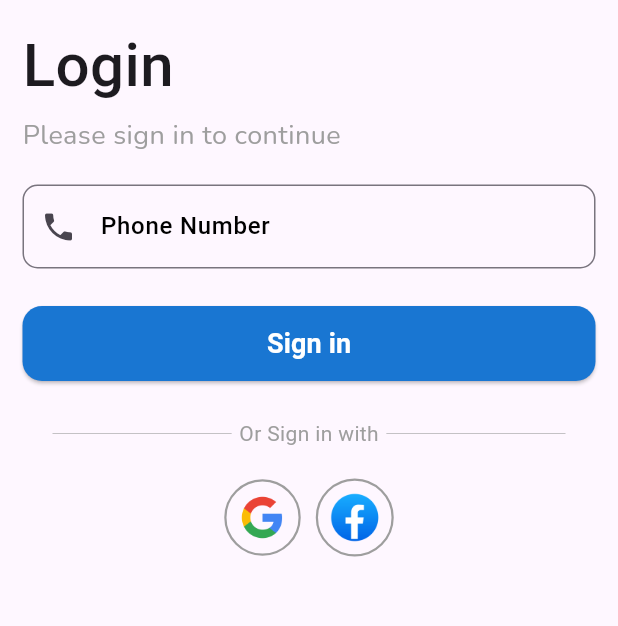
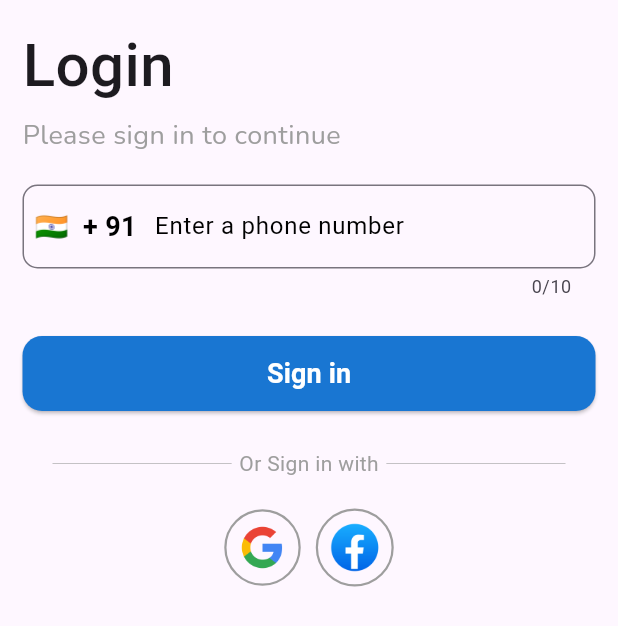
Before and after one commit to AfilAhamed/Chat_App_Firebase, a Flutter app: the screen it shows after launch, on a phone screen of 412 x 824 dp. Shown: the top 626 px of the screen. Run offline on Flutter 3.47's test engine with Material 3 defaults, Android fonts, the phone set to English and light mode, and no system bars; our stand-ins replace country_picker, firebase_auth, firebase_core, google_fonts, google_sign_in, pinput; accounts and stored records are empty; Roboto replaces fonts that are missing (Mali).

Commit message:
Auth Completed

```diff
--- /dev/null
+++ b/lib/controller/auth_controller.dart
@@ -0,0 +1,50 @@
+import 'package:chat_app/services/auth_services.dart';
+import 'package:country_picker/country_picker.dart';
+import 'package:firebase_auth/firebase_auth.dart';
+import 'package:flutter/material.dart';
+
+class AuthController extends ChangeNotifier {
+  final TextEditingController numberController = TextEditingController();
+
+  // country picker
+  Country selectedCountry = Country(
+    phoneCode: "91",
+    countryCode: "IN",
+    e164Sc: 0,
+    geographic: true,
+    level: 1,
+    name: "India",
+    example: "India",
+    displayName: "India",
+    displayNameNoCountryCode: "IN",
+    e164Key: "",
+  );
+
+  //login using phone number
+  loginWithPhone(context, phoneNumber) {
+    AuthServices().loginWithPhoneNumber(
+        context, "+${selectedCountry.phoneCode}$phoneNumber");
+    notifyListeners();
+  }
+
+  //login using google
+  Future<UserCredential?> loginWithGoogle() {
+    return AuthServices().signInWithGoogle();
+  }
+
+  // signOut from the app
+  Future<void> signOut() async {
+    await AuthServices().signOutUserAccount();
+  }
+
+  //to change country
+  changeCountry(value) {
+    selectedCountry = value;
+    notifyListeners();
+  }
+
+  // controllerValueUpdate(value) {
+  //   numberController.text = value;
+  //   notifyListeners();
+  // }
+}
--- a/lib/main.dart
+++ b/lib/main.dart
@@ -1,7 +1,9 @@
+import 'package:chat_app/controller/auth_controller.dart';
 import 'package:chat_app/firebase_options.dart';
 import 'package:chat_app/view/auth_screen/auth_state.dart';
 import 'package:firebase_core/firebase_core.dart';
 import 'package:flutter/material.dart';
+import 'package:provider/provider.dart';
 
 void main() async {
   WidgetsFlutterBinding.ensureInitialized();
@@ -14,7 +16,11 @@ class MyApp extends StatelessWidget {
 
   @override
   Widget build(BuildContext context) {
-    return MaterialApp(
+    return MultiProvider(
+      providers: [
+        ChangeNotifierProvider(create: (context) => AuthController())
+      ],
+      child: MaterialApp(
         title: 'Chat App',
         debugShowCheckedModeBanner: false,
         theme: ThemeData(
@@ -24,6 +30,7 @@ class MyApp extends StatelessWidget {
                 backgroundColor: Colors.blue,
                 iconTheme: IconThemeData(color: Colors.white, size: 28))),
         home: const AuthGateWay(),
+      ),
     );
   }
 }
--- a/lib/view/auth_screen/auth_state.dart
+++ b/lib/view/auth_screen/auth_state.dart
@@ -1,4 +1,4 @@
-import 'package:chat_app/view/auth_screen/login_screen.dart';
+import 'package:chat_app/view/login_screen/login_screen.dart';
 import 'package:chat_app/view/home_screen/home_screen.dart';
 import 'package:firebase_auth/firebase_auth.dart';
 import 'package:flutter/material.dart';
@@ -19,7 +19,7 @@ class AuthGateWay extends StatelessWidget {
             );
           }
 
-          return UserLoginScreen();
+          return const UserLoginScreen();
         });
   }
 }
--- a/lib/view/auth_screen/widgets/decorations.dart
+++ /dev/null
@@ -1,11 +0,0 @@
-import 'package:flutter/material.dart';
-
-// textformField Decoration
-InputDecoration inputDecration(text, IconData prefixIcon) {
-  return InputDecoration(
-      labelText: text,
-      labelStyle:
-          const TextStyle(fontWeight: FontWeight.w500, color: Colors.black),
-      prefixIcon: Icon(prefixIcon),
-      border: OutlineInputBorder(borderRadius: BorderRadius.circular(10.0)));
-}
--- a/lib/view/home_screen/home_screen.dart
+++ b/lib/view/home_screen/home_screen.dart
@@ -1,11 +1,13 @@
-import 'package:chat_app/services/auth_services.dart';
+import 'package:chat_app/controller/auth_controller.dart';
 import 'package:flutter/material.dart';
+import 'package:provider/provider.dart';
 
 class HomeScreen extends StatelessWidget {
   const HomeScreen({super.key});
 
   @override
   Widget build(BuildContext context) {
+    final provider = Provider.of<AuthController>(context);
     return Scaffold(
       appBar: AppBar(
         title: const Text(
@@ -22,7 +24,7 @@ class HomeScreen extends StatelessWidget {
       floatingActionButton: FloatingActionButton(
         backgroundColor: Colors.blue,
         onPressed: () {
-          AuthServices().sigOut();
+          provider.signOut();
         },
         elevation: 0,
         tooltip: 'Message',
--- a/lib/view/auth_screen/login_screen.dart
+++ b/lib/view/login_screen/login_screen.dart
@@ -1,16 +1,18 @@
-import 'package:chat_app/services/auth_services.dart';
-import 'package:chat_app/view/auth_screen/widgets/otp_screen.dart';
+import 'package:chat_app/controller/auth_controller.dart';
 import 'package:flutter/material.dart';
+import 'package:flutter/services.dart';
 import 'package:google_fonts/google_fonts.dart';
+import 'package:provider/provider.dart';
 import 'widgets/decorations.dart';
 
 class UserLoginScreen extends StatelessWidget {
-  UserLoginScreen({super.key});
-  final TextEditingController numberController = TextEditingController();
+  const UserLoginScreen({super.key});
   @override
   Widget build(BuildContext context) {
     final GlobalKey<FormState> formKey = GlobalKey<FormState>();
-
+    final provider = Provider.of<AuthController>(context);
+    // provider.numberController.selection = TextSelection.fromPosition(
+    //     TextPosition(offset: provider.numberController.length));
     return Scaffold(
       body: SafeArea(
         child: Padding(
@@ -44,19 +46,26 @@ class UserLoginScreen extends StatelessWidget {
               child: Column(
                 children: [
                   TextFormField(
-                    controller: numberController,
+                    keyboardType: TextInputType.number,
+                    maxLength: 10,
+                    controller: provider.numberController,
+                    inputFormatters: <TextInputFormatter>[
+                      FilteringTextInputFormatter.digitsOnly
+                    ],
+
                     validator: (value) {
                       if (value == null || value.isEmpty) {
                         return 'Please enter a Phone number';
+                      } else if (value.length < 10) {
+                        return 'Please enter a 10 Digit Number';
                       } else {
                         return null;
                       }
                     },
-                    autovalidateMode: AutovalidateMode.onUserInteraction,
-                    decoration: inputDecration(
-                      'Phone Number',
-                      Icons.phone,
-                    ),
+                    // autovalidateMode: AutovalidateMode.onUserInteraction,
+                    decoration: inputDecration('Enter a phone number', context,
+                        provider.numberController),
+                    // onChanged: provider.controllerValueUpdate,
                   ),
                   const SizedBox(
                     height: 25,
@@ -71,12 +80,8 @@ class UserLoginScreen extends StatelessWidget {
                               backgroundColor: Colors.blue.shade700),
                           onPressed: () {
                             if (formKey.currentState!.validate()) {
-                              Navigator.push(
-                                  context,
-                                  MaterialPageRoute(
-                                      builder: (context) => OtpScreen(
-                                            phoneNumber: numberController.text,
-                                          )));
+                              provider.loginWithPhone(
+                                  context, provider.numberController.text);
                             }
                           },
                           child: Text(
@@ -126,7 +131,7 @@ class UserLoginScreen extends StatelessWidget {
                       borderRadius: BorderRadius.circular(100)),
                   child: IconButton(
                       onPressed: () {
-                        AuthServices().signInWithGoogle();
+                        provider.loginWithGoogle();
                       },
                       icon: const Image(
                           fit: BoxFit.cover,
--- /dev/null
+++ b/lib/view/login_screen/widgets/decorations.dart
@@ -0,0 +1,61 @@
+import 'package:chat_app/controller/auth_controller.dart';
+import 'package:country_picker/country_picker.dart';
+import 'package:flutter/material.dart';
+import 'package:provider/provider.dart';
+
+// textformField Decoration
+InputDecoration inputDecration(
+    text, context, TextEditingController phoneController) {
+  final provider = Provider.of<AuthController>(context);
+
+  return InputDecoration(
+      labelText: text,
+      labelStyle: const TextStyle(color: Colors.black),
+      prefixIcon: Container(
+        padding: const EdgeInsets.all(8.0),
+        child: InkWell(
+          onTap: () {
+            showCountryPicker(
+                context: context,
+                countryListTheme: const CountryListThemeData(
+                  bottomSheetHeight: 550,
+                ),
+                onSelect: provider.changeCountry);
+          },
+          child: Padding(
+            padding: const EdgeInsets.only(top: 3),
+            child: Text(
+              "${provider.selectedCountry.flagEmoji}  + ${provider.selectedCountry.phoneCode}",
+              style: const TextStyle(
+                fontSize: 18,
+                color: Colors.black,
+                fontWeight: FontWeight.bold,
+              ),
+            ),
+          ),
+        ),
+      ),
+      // suffixIcon: phoneController.text.length == 10
+      //     ? Container(
+      //         height: 10,
+      //         width: 10,
+      //         decoration: const BoxDecoration(
+      //             shape: BoxShape.circle, color: Colors.green),
+      //         child: const Icon(
+      //           Icons.close,
+      //           color: Colors.white,
+      //         ),
+      //       )
+      // : Container(
+      //     height: 1,
+      //     width: 1,
+      //     decoration:
+      //         BoxDecoration(shape: BoxShape.circle, color: Colors.red),
+      //     child: Icon(
+      //       Icons.close,
+      //       size: 15,
+      //       color: Colors.white,
+      //     ),
+      //   ),
+      border: OutlineInputBorder(borderRadius: BorderRadius.circular(10.0)));
+}
--- a/pubspec.yaml
+++ b/pubspec.yaml
@@ -43,6 +43,8 @@ dependencies:
   firebase_core: ^2.24.2
   google_sign_in: ^6.2.1
   pinput: ^3.0.1
+  country_picker: ^2.0.23
+  provider: ^6.1.1
 
 dev_dependencies:
   flutter_test:
```
Also changed, not shown: lib/services/auth_services.dart (+44 -7 lines), lib/view/login_screen/widgets/otp_screen.dart (renamed from lib/view/auth_screen/widgets/otp_screen.dart, +23 -3 lines), pubspec.lock. Lines whose indentation alone changed are shown as unchanged.
